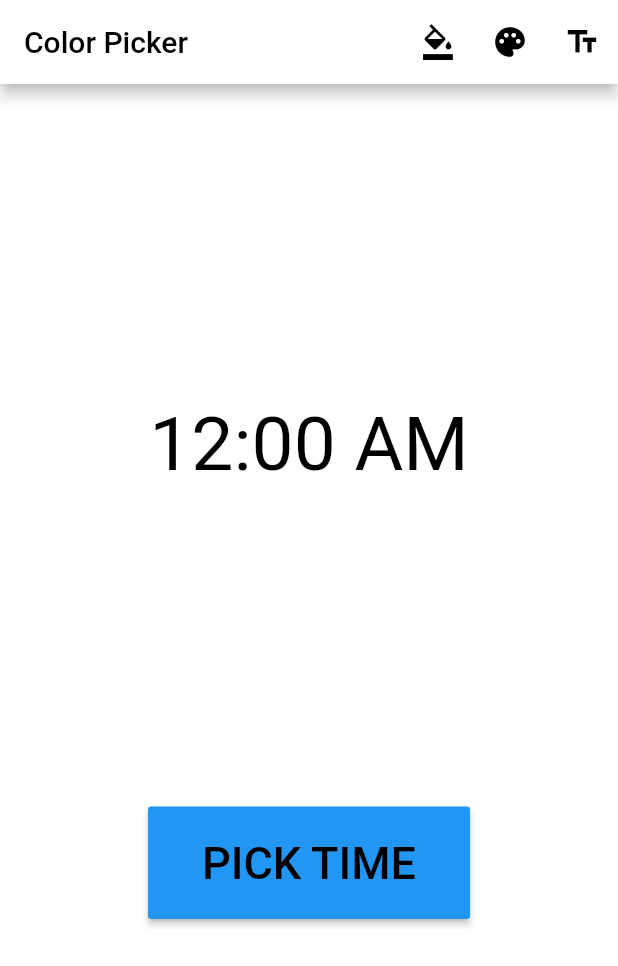
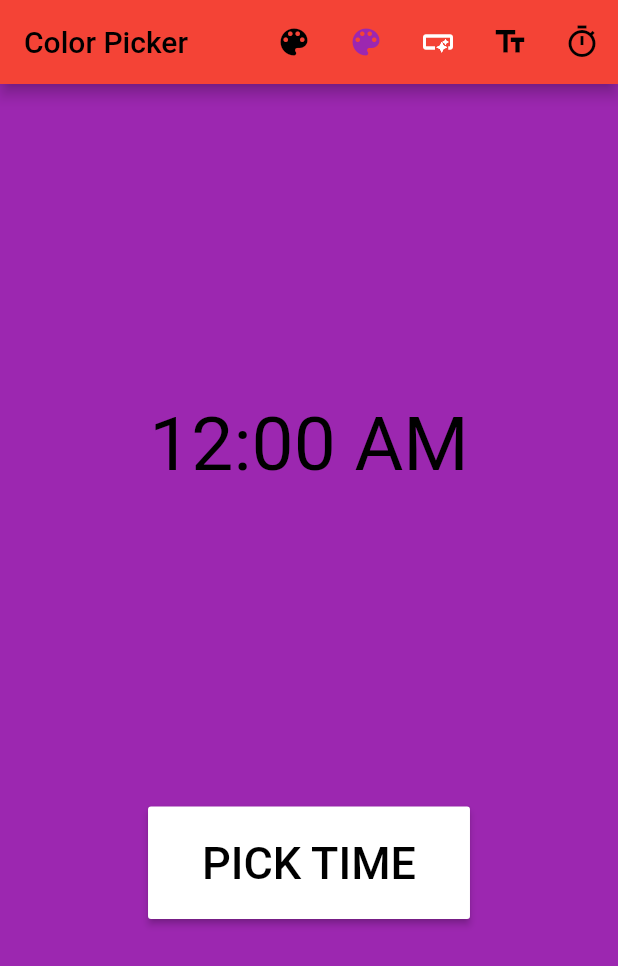
Before and after one commit to NurhayatYurtaslan/timepicker, a Flutter app: the screen it shows after launch, on a phone screen of 412 x 824 dp. Shown: the top 966 px of the screen. Run offline on Flutter 3.47's test engine with Material 2 defaults, Android fonts, the phone set to English and light mode, and no system bars; our stand-ins replace flutter_colorpicker.

Commit message:
update 🆕: color button

```diff
--- a/lib/homepage.dart
+++ b/lib/homepage.dart
@@ -10,9 +10,11 @@ class HomePage extends StatefulWidget {
 
 class _HomePageState extends State<HomePage> {
   TimeOfDay _timeOfDay = const TimeOfDay(hour: 00, minute: 00);
-  Color _backgroundColor = Colors.white;
-  Color _buttonColor = Colors.blue;
+  Color _backgroundColor = Colors.purple;
+  Color _buttonColor = Colors.white;
   Color _textColor = Colors.black;
+  Color _timeColor = Colors.black;
+  Color _appbarColor = Colors.red;
 
   void _showTimePicker() async {
     final TimeOfDay? selectedTime = await showTimePicker(
@@ -69,6 +71,14 @@ class _HomePageState extends State<HomePage> {
     );
   }
 
+  void _selectAppBarColor() {
+    _selectColor(_appbarColor, (color) {
+      setState(() {
+        _appbarColor = color;
+      });
+    });
+  }
+
   void _selectBackgroundColor() {
     _selectColor(_backgroundColor, (color) {
       setState(() {
@@ -93,6 +103,14 @@ class _HomePageState extends State<HomePage> {
     });
   }
 
+  void _selectTimColor() {
+    _selectColor(_timeColor, (color) {
+      setState(() {
+        _timeColor = color;
+      });
+    });
+  }
+
   @override
   Widget build(BuildContext context) {
     return Scaffold(
@@ -104,7 +122,7 @@ class _HomePageState extends State<HomePage> {
             children: [
               Text(
                 _timeOfDay.format(context).toString(),
-                style: TextStyle(fontSize: 50, color: _textColor),
+                style: TextStyle(fontSize: 50, color: _timeColor),
               ),
               MaterialButton(
                 onPressed: _showTimePicker,
@@ -126,20 +144,25 @@ class _HomePageState extends State<HomePage> {
       //   child: const Icon(Icons.color_lens),
       // ),
       appBar: AppBar(
-        backgroundColor: _backgroundColor,
+        backgroundColor: _appbarColor,
         title: Text(
           'Color Picker',
           style: TextStyle(color: _textColor),
         ),
         actions: [
           IconButton(
-            icon: Icon(Icons.format_color_fill),
+            icon: Icon(Icons.color_lens_sharp),
             color: _textColor,
+            onPressed: _selectAppBarColor,
+          ),
+          IconButton(
+            icon: Icon(Icons.color_lens),
+            color: _backgroundColor,
             onPressed: _selectBackgroundColor,
           ),
           IconButton(
-            icon: Icon(Icons.palette),
-            color: _textColor,
+            icon: Icon(Icons.smart_button),
+            color: _buttonColor,
             onPressed: _selectButtonColor,
           ),
           IconButton(
@@ -147,6 +170,11 @@ class _HomePageState extends State<HomePage> {
             color: _textColor,
             onPressed: _selectTextColor,
           ),
+          IconButton(
+            icon: Icon(Icons.timer_sharp),
+            color: _timeColor,
+            onPressed: _selectTimColor,
+          ),
         ],
       ),
     );
```
